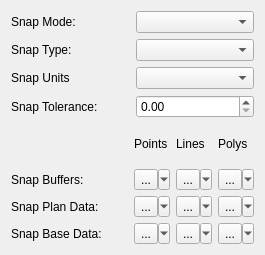
Before: the Qt Designer form src/edit_widget_base.ui in lparchaeology/ArkPlan, drawn with Qt 5.
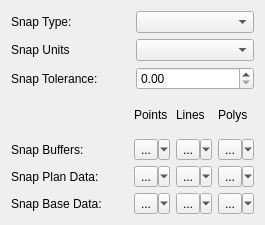
After: the same form once the commit is applied. Custom widgets are drawn as their Qt base class.

Commit message: Remove edit dock snap mode combo

The edit to the form file:
```diff
--- a/src/edit_widget_base.ui
+++ b/src/edit_widget_base.ui
@@ -7,7 +7,7 @@
     <x>0</x>
     <y>0</y>
     <width>265</width>
-    <height>255</height>
+    <height>225</height>
    </rect>
   </property>
   <property name="windowTitle">
@@ -16,23 +16,7 @@
   <layout class="QVBoxLayout" name="verticalLayout">
    <item>
     <layout class="QGridLayout" name="gridLayout_2">
-     <item row="0" column="0">
-      <widget class="QLabel" name="snapModeLabel">
-       <property name="text">
-        <string>Snap Mode:</string>
-       </property>
-       <property name="buddy">
-        <cstring>snapModeCombo</cstring>
-       </property>
-      </widget>
-     </item>
-     <item row="1" column="1">
-      <widget class="SnappingTypeCombo" name="snapTypeCombo"/>
-     </item>
-     <item row="0" column="1">
-      <widget class="SnappingModeCombo" name="snapModeCombo"/>
-     </item>
-     <item row="3" column="0">
+     <item row="2" column="0">
       <widget class="QLabel" name="snapToleranceLabel">
        <property name="text">
         <string>Snap Tolerance:</string>
@@ -42,7 +26,23 @@
        </property>
       </widget>
      </item>
+     <item row="1" column="1">
+      <widget class="SnappingUnitCombo" name="snapUnitCombo"/>
+     </item>
      <item row="1" column="0">
+      <widget class="QLabel" name="snapUnitLabel">
+       <property name="text">
+        <string>Snap Units</string>
+       </property>
+       <property name="buddy">
+        <cstring>snapUnitCombo</cstring>
+       </property>
+      </widget>
+     </item>
+     <item row="0" column="1">
+      <widget class="SnappingTypeCombo" name="snapTypeCombo"/>
+     </item>
+     <item row="0" column="0">
       <widget class="QLabel" name="snapTypeLabel">
        <property name="text">
         <string>Snap Type:</string>
@@ -52,22 +52,9 @@
        </property>
       </widget>
      </item>
-     <item row="3" column="1">
+     <item row="2" column="1">
       <widget class="SnappingToleranceSpinBox" name="snapToleranceSpin"/>
      </item>
-     <item row="2" column="0">
-      <widget class="QLabel" name="snapUnitLabel">
-       <property name="text">
-        <string>Snap Units</string>
-       </property>
-       <property name="buddy">
-        <cstring>snapUnitCombo</cstring>
-       </property>
-      </widget>
-     </item>
-     <item row="2" column="1">
-      <widget class="SnappingUnitCombo" name="snapUnitCombo"/>
-     </item>
     </layout>
    </item>
    <item>
@@ -250,11 +237,6 @@
    <extends>QToolButton</extends>
    <header>..libarkqgis.snapping.h</header>
   </customwidget>
-  <customwidget>
-   <class>SnappingModeCombo</class>
-   <extends>QComboBox</extends>
-   <header>..libarkqgis.snapping.h</header>
-  </customwidget>
   <customwidget>
    <class>SnappingTypeCombo</class>
    <extends>QComboBox</extends>
```
Left out of the diff: 1 changed line with no effect on the pictures. The commit also changes 2 other files.
